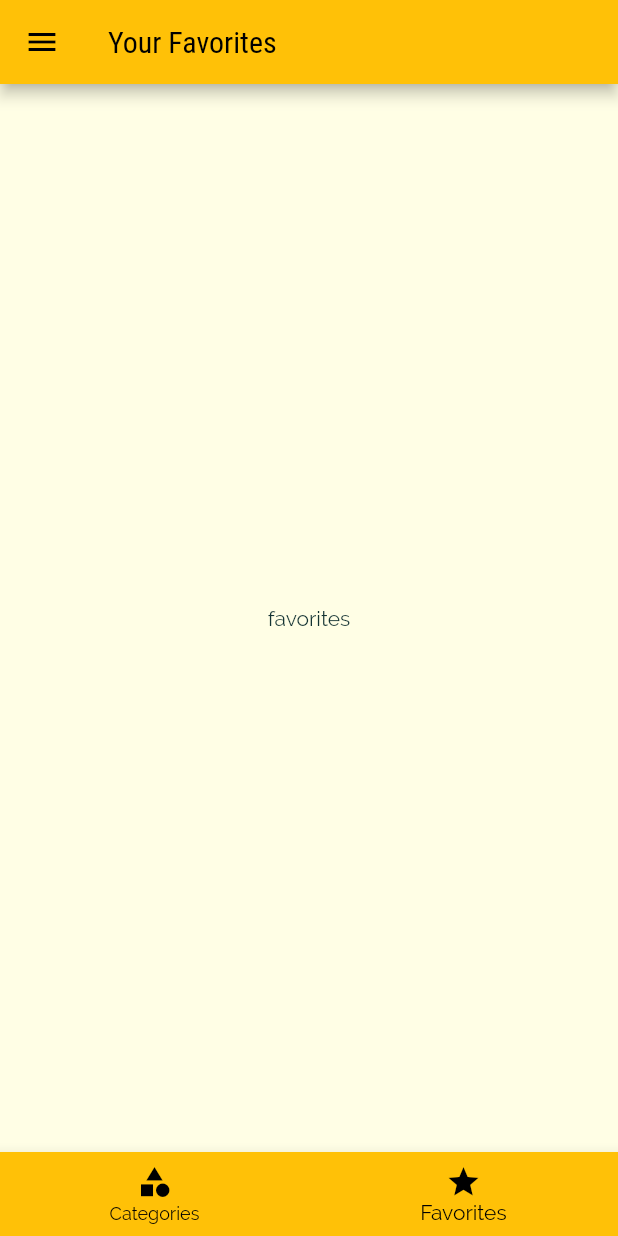
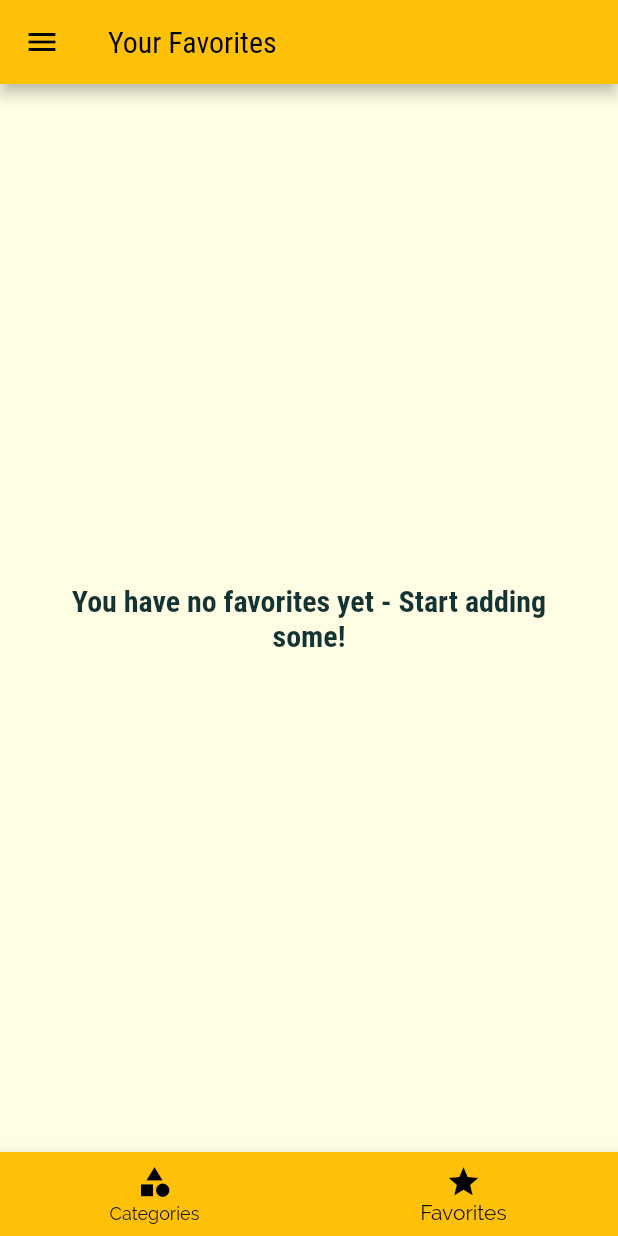
Before and after one commit to alekvelichkovikj/meals_app, a Flutter app: the screen it shows after launch, item 2 of the bottom bar chosen, on a phone screen of 412 x 824 dp. Run offline on Flutter 3.47's test engine with Material 2 defaults, Android fonts, the phone set to English and light mode, and no system bars.

Commit message:
finished favorites / logic for filters added / app wrapup

```diff
--- a/lib/main.dart
+++ b/lib/main.dart
@@ -21,7 +21,9 @@ class _MyAppState extends State<MyApp> {
     'vegan': false,
     'vegetarian': false,
   };
+
   List<Meal> _availableMeals = DUMMY_MEALS;
+  List<Meal> _favoriteMeals = [];
 
   void _setFilters(Map<String, bool> filterData) {
     setState(() {
@@ -43,6 +45,25 @@ class _MyAppState extends State<MyApp> {
         return true;
       }).toList();
     });
+  }
+
+  void _toggleFavorite(String mealId) {
+    final existingIndex =
+        _favoriteMeals.indexWhere((meal) => meal.id == mealId);
+
+    if (existingIndex >= 0) {
+      setState(() {
+        _favoriteMeals.removeAt(existingIndex);
+      });
+    } else {
+      setState(() {
+        _favoriteMeals.add(DUMMY_MEALS.firstWhere((meal) => meal.id == mealId));
+      });
+    }
+  }
+
+  bool _isMealFavorite(String id) {
+    return _favoriteMeals.any((meal) => meal.id == id);
   }
 
   @override
@@ -71,12 +92,13 @@ class _MyAppState extends State<MyApp> {
       // home: TabsScreen(),
       initialRoute: '/',
       routes: {
-        '/': (context) => TabsScreen(),
+        '/': (context) => TabsScreen(favoriteMeals: _favoriteMeals),
         CategoriesMealsScreen.routeName: (context) =>
             CategoriesMealsScreen(availableMeals: _availableMeals),
-        MealDetailScreen.routeName: (context) => MealDetailScreen(),
+        MealDetailScreen.routeName: (context) => MealDetailScreen(
+            toggleFavorite: _toggleFavorite, isMealFavorite: _isMealFavorite),
         FiltersScreen.routeName: (context) =>
-            FiltersScreen(setFilters: _setFilters),
+            FiltersScreen(setFilters: _setFilters, currentFilters: _filters),
       },
       onUnknownRoute: (settings) {
         return MaterialPageRoute(
--- a/lib/screens/favorites_screen.dart
+++ b/lib/screens/favorites_screen.dart
@@ -1,12 +1,41 @@
 import 'package:flutter/material.dart';
+import 'package:meals_app/models/meal.dart';
+import 'package:meals_app/widgets/meal_item.dart';
 
 class FavoritesScreen extends StatelessWidget {
-  const FavoritesScreen({Key key}) : super(key: key);
+  final List<Meal> favoriteMeals;
+
+  const FavoritesScreen({Key key, this.favoriteMeals}) : super(key: key);
 
   @override
   Widget build(BuildContext context) {
-    return Center(
-      child: Text('favorites'),
-    );
+    return favoriteMeals.isEmpty
+        ? Padding(
+            padding: const EdgeInsets.all(40),
+            child: Center(
+              child: Text(
+                'You have no favorites yet - Start adding some!',
+                style: TextStyle(
+                  fontFamily: 'RobotoCondensed',
+                  fontSize: 20,
+                  fontWeight: FontWeight.bold,
+                ),
+                textAlign: TextAlign.center,
+              ),
+            ),
+          )
+        : ListView.builder(
+            itemBuilder: ((context, index) {
+              return MealItem(
+                id: favoriteMeals[index].id,
+                affordability: favoriteMeals[index].affordability,
+                complexity: favoriteMeals[index].complexity,
+                duration: favoriteMeals[index].duration,
+                imageUrl: favoriteMeals[index].imageUrl,
+                title: favoriteMeals[index].title,
+              );
+            }),
+            itemCount: favoriteMeals.length,
+          );
   }
 }
--- a/lib/screens/tabs_screen.dart
+++ b/lib/screens/tabs_screen.dart
@@ -1,22 +1,33 @@
 import 'package:flutter/material.dart';
+import 'package:meals_app/models/meal.dart';
 import 'package:meals_app/screens/categories_screen.dart';
 import 'package:meals_app/screens/favorites_screen.dart';
 import 'package:meals_app/widgets/main_drawer.dart';
 
 class TabsScreen extends StatefulWidget {
-  const TabsScreen({Key key}) : super(key: key);
+  final List<Meal> favoriteMeals;
+
+  const TabsScreen({Key key, this.favoriteMeals}) : super(key: key);
 
   @override
   State<TabsScreen> createState() => _TabsScreenState();
 }
 
 class _TabsScreenState extends State<TabsScreen> {
-  final List<Map<String, Object>> _pages = [
-    {'page': CategoriesScreen(), 'title': 'Categories'},
-    {'page': FavoritesScreen(), 'title': 'Your Favorites'},
-  ];
+  List<Map<String, Object>> _pages;
+  int _selectedPageIndex = 0;
 
-  int _selectedPageIndex = 0;
+  @override
+  void initState() {
+    _pages = [
+      {'page': CategoriesScreen(), 'title': 'Categories'},
+      {
+        'page': FavoritesScreen(favoriteMeals: widget.favoriteMeals),
+        'title': 'Your Favorites'
+      },
+    ];
+    super.initState();
+  }
 
   void _selectPage(int index) {
     setState(() {
```
Also changed, not shown: lib/screens/category_meals_screen.dart (+2 -8 lines), lib/screens/filters_screen.dart (+18 -5 lines), lib/screens/meal_details_screen.dart (+7 -4 lines), lib/widgets/meal_item.dart (+2 -8 lines).
